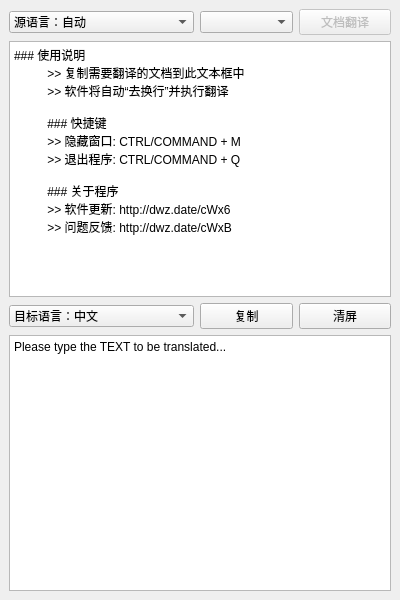
First picture: the form in main_window_layout.ui, repository fiveflowers/ghs-translator, before the edit.
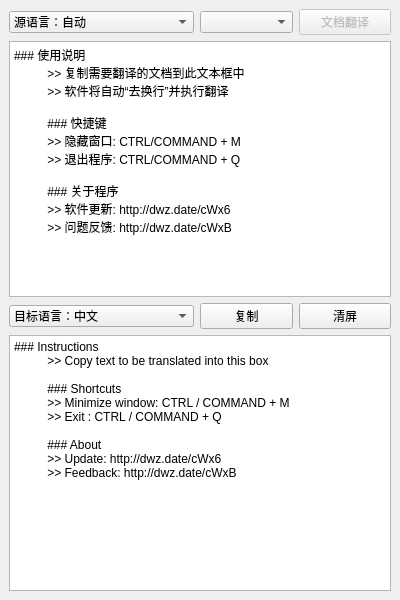
Second picture: the form after the edit. Icons and pictures are not drawn.

```diff
--- a/main_window_layout.ui
+++ b/main_window_layout.ui
@@ -130,7 +130,17 @@
       <item row="3" column="0" colspan="4">
        <widget class="QPlainTextEdit" name="plainTextEdit_dest">
         <property name="plainText">
-         <string>Please type the TEXT to be translated...</string>
+         <string>### Instructions
+          &gt;&gt; Copy text to be translated into this box
+
+          ### Shortcuts
+          &gt;&gt; Minimize window: CTRL / COMMAND + M
+          &gt;&gt; Exit : CTRL / COMMAND + Q
+
+          ### About
+          &gt;&gt; Update: http://dwz.date/cWx6
+          &gt;&gt; Feedback: http://dwz.date/cWxB
+         </string>
         </property>
        </widget>
       </item>
```
Left out of the diff: 5 changed lines with no effect on the pictures.
